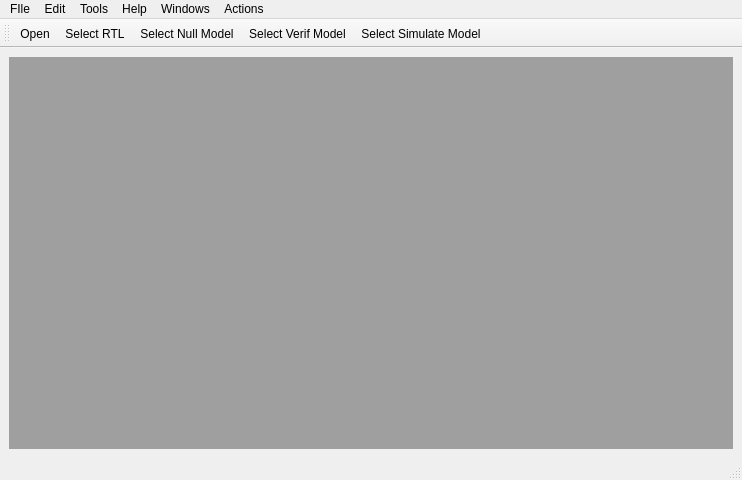
First picture: the form in cbs_release.ui, repository henry-czh/cbs_gui, before the edit.
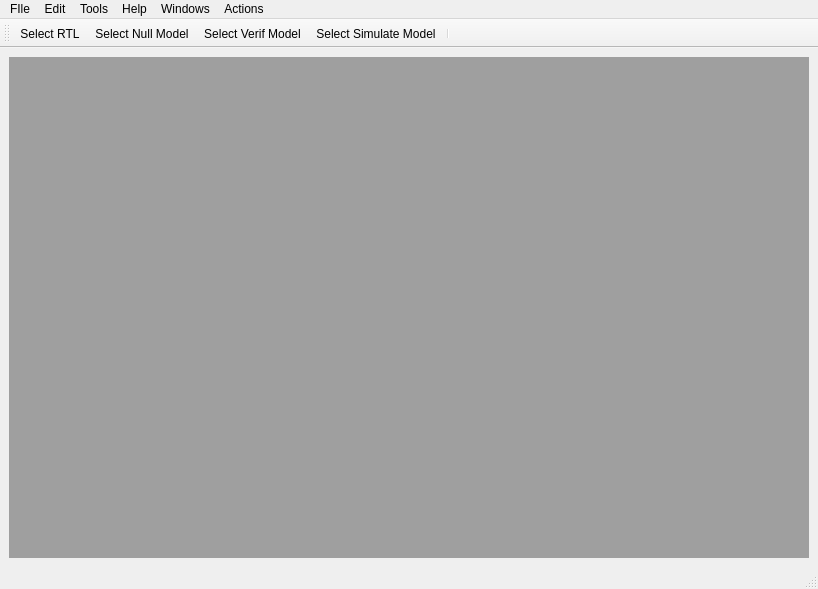
Second picture: the form after the edit. Icons and pictures are not drawn.

The edit to the form file:
```diff
--- a/cbs_release.ui
+++ b/cbs_release.ui
@@ -9,8 +9,8 @@
    <rect>
     <x>0</x>
     <y>0</y>
-    <width>742</width>
-    <height>480</height>
+    <width>818</width>
+    <height>589</height>
    </rect>
   </property>
   <property name="mouseTracking">
@@ -643,8 +643,8 @@
     <rect>
      <x>0</x>
      <y>0</y>
-     <width>742</width>
-     <height>22</height>
+     <width>818</width>
+     <height>23</height>
     </rect>
    </property>
    <widget class="QMenu" name="menuFIle">
@@ -706,11 +706,11 @@
    <attribute name="toolBarBreak">
     <bool>false</bool>
    </attribute>
-   <addaction name="actionOpen"/>
    <addaction name="actionSelect_RTL"/>
    <addaction name="actionSelect_Null_Model"/>
    <addaction name="actionSelect_Verif_Model"/>
    <addaction name="actionSelect_Simulate_Model"/>
+   <addaction name="separator"/>
   </widget>
   <action name="actionOpen">
    <property name="icon">
```
Left out of the diff: 67 changed lines with no effect on the pictures.
